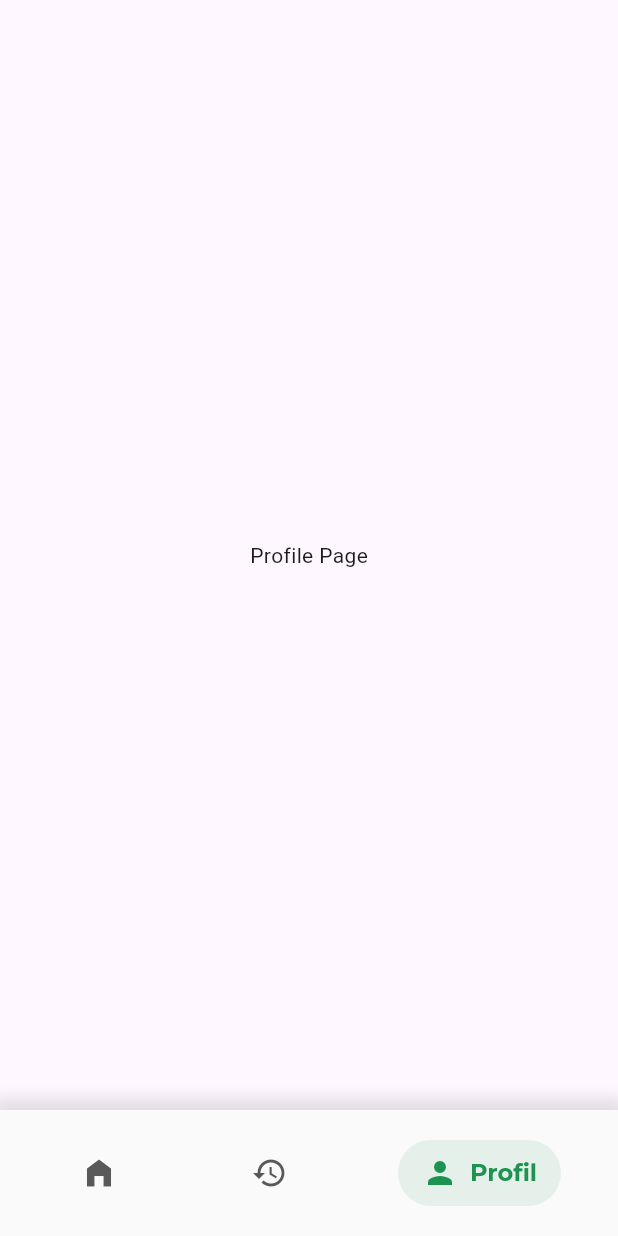
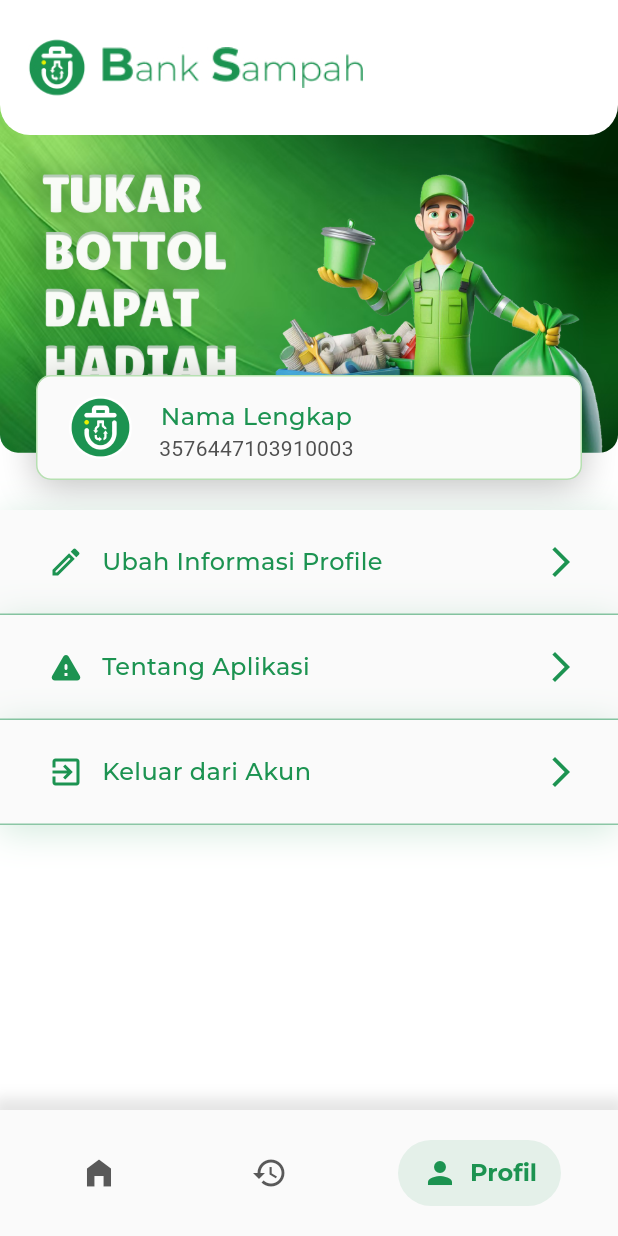
Before and after one commit to WiraRespati/bank_sampah, a Flutter app: the screen it shows after launch, item 3 of the bottom bar chosen, on a phone screen of 412 x 824 dp. Run offline on Flutter 3.47's test engine with Material 3 defaults, Android fonts, the phone set to English and light mode, and no system bars; drawn by our look-alikes of salomon_bottom_bar; our stand-ins replace auto_size_text, firebase_core, get, google_fonts; accounts and stored records are empty.

Commit message:
Slicing UI Profile Page

```diff
--- a/lib/view/user/bottom_navbar/bottom_navbar.dart
+++ b/lib/view/user/bottom_navbar/bottom_navbar.dart
@@ -3,6 +3,7 @@ import 'package:bank_sampah/utils/color_constant.dart';
 import 'package:bank_sampah/utils/text_style_constant.dart';
 import 'package:bank_sampah/view/user/history/history_page.dart';
 import 'package:bank_sampah/view/user/home/home_page.dart';
+import 'package:bank_sampah/view/user/profile/profile_page.dart';
 import 'package:flutter/material.dart';
 import 'package:get/get.dart';
 import 'package:salomon_bottom_bar/salomon_bottom_bar.dart';
@@ -82,9 +83,9 @@ class BottomNavbar extends StatelessWidget {
       case 1:
         return const Center(child: HistoryPage());
       case 2:
-        return const Center(child: Text("Profile Page"));
+        return const Center(child: ProfilePage());
       default:
-        return const Center(child: Text("Home Page"));
+        return const Center(child: HomePage());
     }
   }
 }
--- /dev/null
+++ b/lib/view/user/profile/banner_profile_widget.dart
@@ -0,0 +1,137 @@
+import 'package:bank_sampah/utils/color_constant.dart';
+import 'package:bank_sampah/utils/text_style_constant.dart';
+import 'package:flutter/widgets.dart';
+
+class BannerProfileWidget extends StatelessWidget {
+  const BannerProfileWidget({super.key});
+
+  @override
+  Widget build(BuildContext context) {
+    return SizedBox(
+      height: 340,
+      width: double.infinity,
+      child: Stack(
+        children: [
+          Padding(
+            padding: const EdgeInsets.only(top: 70),
+            child: ClipRRect(
+              borderRadius: const BorderRadius.only(
+                bottomLeft: Radius.circular(12),
+                bottomRight: Radius.circular(12),
+              ),
+              child: Image.asset(
+                'assets/images/banner_home.png',
+                width: double.infinity,
+              ),
+            ),
+          ),
+          Container(
+            height: 90,
+            width: double.infinity,
+            decoration: BoxDecoration(
+              color: ColorCollection.white,
+              borderRadius: const BorderRadius.only(
+                bottomLeft: Radius.circular(20),
+                bottomRight: Radius.circular(20),
+              ),
+            ),
+            child: Row(
+              children: [
+                Row(
+                  children: [
+                    const SizedBox(
+                      width: 18,
+                    ),
+                    Image.asset(
+                      'assets/images/logobanksampah.jpg',
+                      height: 40,
+                      width: 40,
+                    ),
+                    const SizedBox(
+                      width: 10,
+                    ),
+                    Image.asset(
+                      'assets/images/banksampah_title.jpg',
+                      height: 37,
+                      width: 174,
+                    ),
+                  ],
+                ),
+              ],
+            ),
+          ),
+          Positioned(
+            top: 250,
+            left: 0,
+            right: 0,
+            child: Center(
+              child: Stack(
+                children: [
+                  Container(
+                    height: 70,
+                    margin: const EdgeInsets.symmetric(horizontal: 24),
+                    decoration: BoxDecoration(
+                      color: const Color(0xFFFAFAFA),
+                      border: Border.all(
+                        color: const Color(0xFFB6E0B1),
+                        width: 1,
+                      ),
+                      boxShadow: const [
+                        BoxShadow(
+                          color: Color(0x40000000),
+                          offset: Offset(0, 4),
+                          blurRadius: 20,
+                          spreadRadius: 0,
+                        ),
+                      ],
+                      borderRadius: const BorderRadius.all(Radius.circular(10)),
+                    ),
+                    child: Row(
+                      children: [
+                        Padding(
+                          padding: const EdgeInsets.only(
+                            left: 21,
+                          ),
+                          child: ClipOval(
+                            child: Image.asset(
+                              'assets/images/logobanksampah.jpg',
+                              height: 42,
+                              width: 42,
+                              fit: BoxFit.cover,
+                            ),
+                          ),
+                        ),
+                        Padding(
+                          padding: const EdgeInsets.only(top: 15, left: 18),
+                          child: Column(
+                            children: [
+                              Text(
+                                'Nama Lengkap',
+                                style: TextStyleCollection.bodyMedium.copyWith(
+                                    fontSize: 16,
+                                    color: ColorPrimary.primary100),
+                              ),
+                              const Text(
+                                '3576447103910003',
+                                style: TextStyle(
+                                  fontFamily: 'Roboto',
+                                  fontSize: 14,
+                                  fontWeight: FontWeight.w400,
+                                  color: Color(0xFF4F4F4F),
+                                ),
+                              )
+                            ],
+                          ),
+                        )
+                      ],
+                    ),
+                  ),
+                ],
+              ),
+            ),
+          )
+        ],
+      ),
+    );
+  }
+}
--- /dev/null
+++ b/lib/view/user/profile/item_profile_widget.dart
@@ -0,0 +1,68 @@
+import 'package:bank_sampah/utils/color_constant.dart';
+import 'package:bank_sampah/utils/text_style_constant.dart';
+import 'package:flutter/material.dart';
+
+class ItemProfileWidget extends StatelessWidget {
+  const ItemProfileWidget(
+      {super.key, this.onTap, required this.title, required this.icon});
+
+  final Function()? onTap;
+  final String title;
+  final IconData icon;
+
+  @override
+  Widget build(BuildContext context) {
+    return InkWell(
+      onTap: onTap,
+      child: Container(
+        padding: const EdgeInsets.only(left: 32, right: 26),
+        height: 70,
+        decoration: BoxDecoration(
+          color: ColorNeutral.neutral50,
+          border: const Border(
+            bottom: BorderSide(
+              color: Color(0x801C9351),
+              width: 1,
+            ),
+          ),
+          boxShadow: const [
+            BoxShadow(
+              color: Color(0x331C9351),
+              offset: Offset(0, 4),
+              blurRadius: 20,
+              spreadRadius: 0,
+            ),
+          ],
+        ),
+        child: Row(
+          mainAxisAlignment: MainAxisAlignment.spaceBetween,
+          children: [
+            Row(
+              children: [
+                Icon(
+                  icon,
+                  size: 24,
+                  color: ColorPrimary.primary100,
+                ),
+                const SizedBox(
+                  width: 12,
+                ),
+                Text(
+                  title,
+                  style: TextStyleCollection.bodyMedium.copyWith(
+                    fontSize: 16,
+                    color: ColorPrimary.primary100,
+                  ),
+                ),
+              ],
+            ),
+            Icon(
+              Icons.arrow_forward_ios,
+              color: ColorPrimary.primary100,
+            ),
+          ],
+        ),
+      ),
+    );
+  }
+}
--- /dev/null
+++ b/lib/view/user/profile/profile_page.dart
@@ -0,0 +1,38 @@
+import 'package:bank_sampah/utils/color_constant.dart';
+import 'package:bank_sampah/utils/text_style_constant.dart';
+import 'package:bank_sampah/view/user/profile/banner_profile_widget.dart';
+import 'package:bank_sampah/view/user/profile/item_profile_widget.dart';
+import 'package:flutter/material.dart';
+
+class ProfilePage extends StatelessWidget {
+  const ProfilePage({super.key});
+
+  @override
+  Widget build(BuildContext context) {
+    return Scaffold(
+      backgroundColor: ColorCollection.white,
+      body: SingleChildScrollView(
+        child: Column(
+          children: [
+            const BannerProfileWidget(),
+            ItemProfileWidget(
+              title: 'Ubah Informasi Profile',
+              icon: Icons.edit_outlined,
+              onTap: () {},
+            ),
+            ItemProfileWidget(
+              title: 'Tentang Aplikasi',
+              icon: Icons.warning_rounded,
+              onTap: () {},
+            ),
+            ItemProfileWidget(
+              title: 'Keluar dari Akun',
+              icon: Icons.exit_to_app_outlined,
+              onTap: () {},
+            ),
+          ],
+        ),
+      ),
+    );
+  }
+}
```
